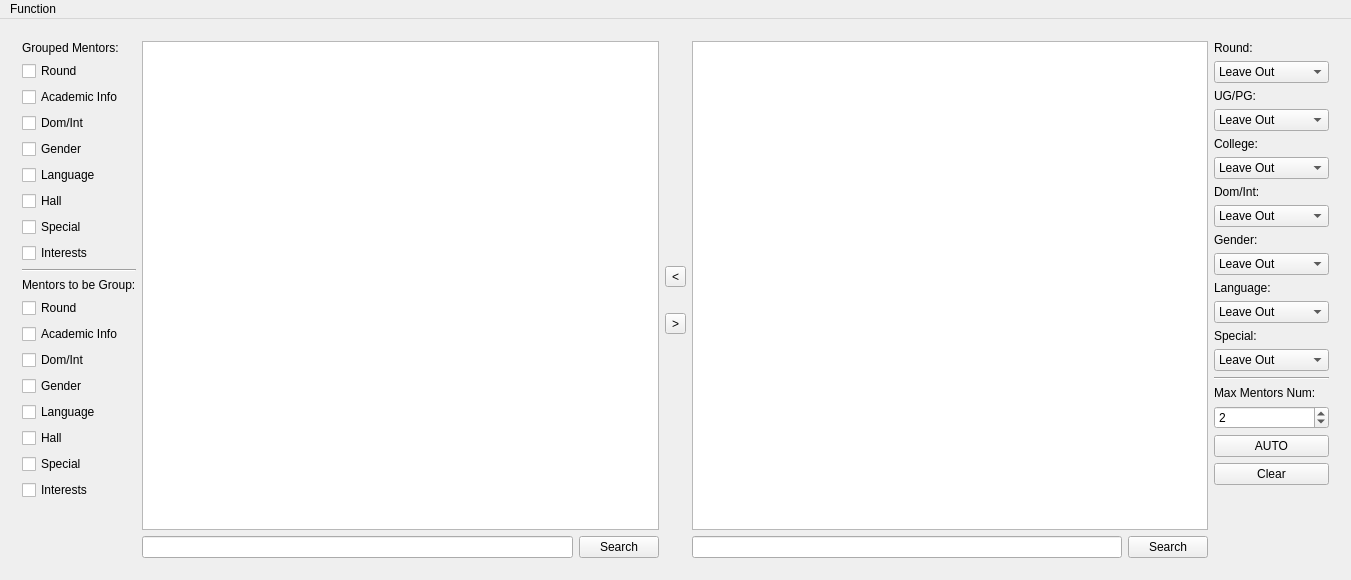
Before: the Qt Designer form Menters-and-Mentees-Matching-Program/mainwindow.ui in shuanglengyunji/Menters-and-Mentees-Matching-Program, drawn with Qt 5.
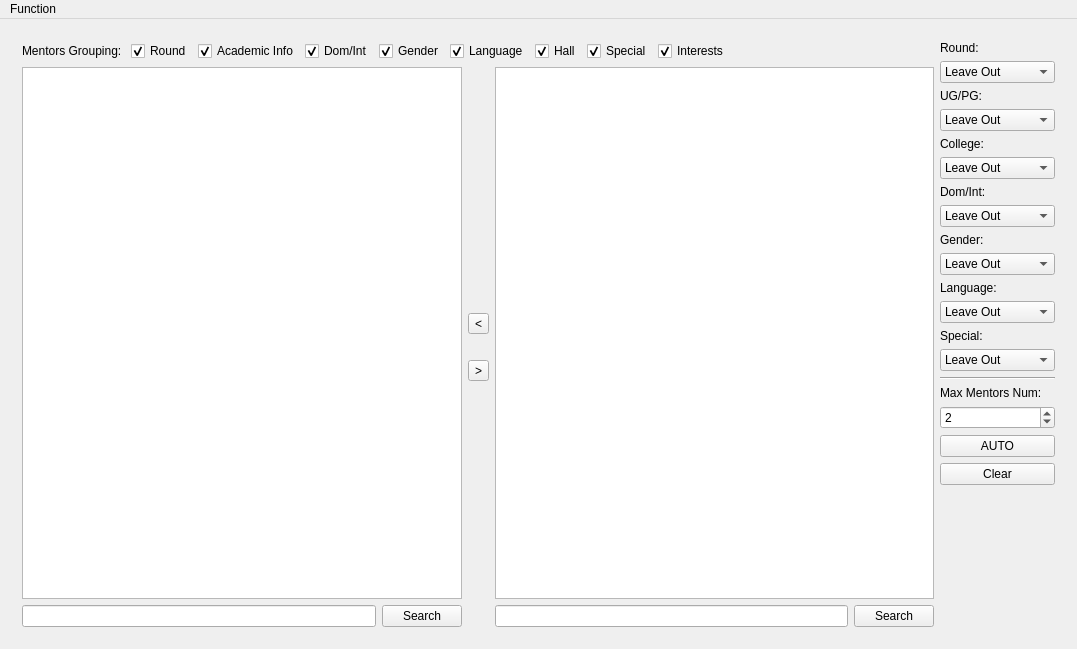
After: the same form once the commit is applied. Icons and pictures are not drawn.

Commit message: add hide function for group mentor

The edit to the form file:
```diff
--- a/Menters-and-Mentees-Matching-Program/mainwindow.ui
+++ b/Menters-and-Mentees-Matching-Program/mainwindow.ui
@@ -6,8 +6,8 @@
    <rect>
     <x>0</x>
     <y>0</y>
-    <width>1351</width>
-    <height>580</height>
+    <width>1077</width>
+    <height>649</height>
    </rect>
   </property>
   <property name="minimumSize">
@@ -475,155 +475,227 @@
         </widget>
         <widget class="QWidget" name="page_group_mentors">
          <layout class="QGridLayout" name="gridLayout_9">
-          <item row="0" column="5">
-           <layout class="QGridLayout" name="gridLayout_mentor_to_be_group">
-            <item row="3" column="0">
-             <layout class="QGridLayout" name="gridLayout_mentor_to_be_group_2">
-              <item row="0" column="0">
-               <widget class="QLineEdit" name="lineEdit_group_mentor_to_be_group_search"/>
+          <item row="0" column="3">
+           <layout class="QGridLayout" name="gridLayout_10">
+            <item row="0" column="0">
+             <layout class="QGridLayout" name="gridLayout_grouped_mentor_select">
+              <item row="1" column="6">
+               <widget class="QCheckBox" name="checkBox_group_mentor_hall">
+                <property name="text">
+                 <string>Hall</string>
+                </property>
+                <property name="checked">
+                 <bool>true</bool>
+                </property>
+               </widget>
               </item>
-              <item row="0" column="1">
-               <widget class="QPushButton" name="pushButton_group_mentor_to_be_group_search">
+              <item row="1" column="5">
+               <widget class="QCheckBox" name="checkBox_group_mentor_language">
                 <property name="text">
-                 <string>Search</string>
+                 <string>Language</string>
                 </property>
+                <property name="checked">
+                 <bool>true</bool>
+                </property>
                </widget>
               </item>
-             </layout>
-            </item>
-            <item row="2" column="0">
-             <widget class="QTableView" name="tableView_group_mentor_to_be_group"/>
-            </item>
-           </layout>
-          </item>
-          <item row="0" column="1">
-           <layout class="QGridLayout" name="gridLayout_grouped_mentor">
-            <item row="2" column="0">
-             <widget class="QTableView" name="tableView_group_mentor_grouped"/>
-            </item>
-            <item row="3" column="0">
-             <layout class="QGridLayout" name="gridLayout_grouped_mentor_search">
-              <item row="0" column="1">
-               <widget class="QPushButton" name="pushButton_group_mentor_grouped_search">
+              <item row="1" column="4">
+               <widget class="QCheckBox" name="checkBox_group_mentor_gender">
                 <property name="text">
-                 <string>Search</string>
+                 <string>Gender</string>
                 </property>
+                <property name="checked">
+                 <bool>true</bool>
+                </property>
                </widget>
               </item>
+              <item row="1" column="7">
+               <widget class="QCheckBox" name="checkBox_group_mentor_special">
+                <property name="text">
+                 <string>Special</string>
+                </property>
+                <property name="checked">
+                 <bool>true</bool>
+                </property>
+               </widget>
+              </item>
+              <item row="1" column="2">
+               <widget class="QCheckBox" name="checkBox_group_mentor_academic_info">
+                <property name="text">
+                 <string>Academic Info</string>
+                </property>
+                <property name="checked">
+                 <bool>true</bool>
+                </property>
+               </widget>
+              </item>
+              <item row="1" column="1">
+               <widget class="QCheckBox" name="checkBox_group_mentor_round">
+                <property name="text">
+                 <string>Round</string>
+                </property>
+                <property name="checked">
+                 <bool>true</bool>
+                </property>
+               </widget>
+              </item>
+              <item row="1" column="3">
+               <widget class="QCheckBox" name="checkBox_group_mentor_type">
+                <property name="text">
+                 <string>Dom/Int</string>
+                </property>
+                <property name="checked">
+                 <bool>true</bool>
+                </property>
+               </widget>
+              </item>
+              <item row="1" column="8">
+               <widget class="QCheckBox" name="checkBox_group_mentor_interests">
+                <property name="text">
+                 <string>Interests</string>
+                </property>
+                <property name="checked">
+                 <bool>true</bool>
+                </property>
+               </widget>
+              </item>
+              <item row="1" column="0">
+               <widget class="QLabel" name="label">
+                <property name="text">
+                 <string>Mentors Grouping: </string>
+                </property>
+               </widget>
+              </item>
+              <item row="1" column="9">
+               <spacer name="horizontalSpacer">
+                <property name="orientation">
+                 <enum>Qt::Horizontal</enum>
+                </property>
+                <property name="sizeHint" stdset="0">
+                 <size>
+                  <width>40</width>
+                  <height>20</height>
+                 </size>
+                </property>
+               </spacer>
+              </item>
+             </layout>
+            </item>
+            <item row="1" column="0">
+             <layout class="QGridLayout" name="gridLayout_6">
+              <item row="0" column="2">
+               <layout class="QGridLayout" name="gridLayout_mentor_to_be_group">
+                <item row="2" column="0">
+                 <widget class="QTableView" name="tableView_group_mentor_to_be_group"/>
+                </item>
+                <item row="3" column="0">
+                 <layout class="QGridLayout" name="gridLayout_mentor_to_be_group_2">
+                  <item row="0" column="0">
+                   <widget class="QLineEdit" name="lineEdit_group_mentor_to_be_group_search"/>
+                  </item>
+                  <item row="0" column="1">
+                   <widget class="QPushButton" name="pushButton_group_mentor_to_be_group_search">
+                    <property name="text">
+                     <string>Search</string>
+                    </property>
+                   </widget>
+                  </item>
+                 </layout>
+                </item>
+               </layout>
+              </item>
               <item row="0" column="0">
-               <widget class="QLineEdit" name="lineEdit_group_mentor_grouped_search"/>
+               <layout class="QGridLayout" name="gridLayout_grouped_mentor">
+                <item row="2" column="0">
+                 <widget class="QTableView" name="tableView_group_mentor_grouped"/>
+                </item>
+                <item row="3" column="0">
+                 <layout class="QGridLayout" name="gridLayout_grouped_mentor_search">
+                  <item row="0" column="1">
+                   <widget class="QPushButton" name="pushButton_group_mentor_grouped_search">
+                    <property name="text">
+                     <string>Search</string>
+                    </property>
+                   </widget>
+                  </item>
+                  <item row="0" column="0">
+                   <widget class="QLineEdit" name="lineEdit_group_mentor_grouped_search"/>
+                  </item>
+                 </layout>
+                </item>
+               </layout>
               </item>
+              <item row="0" column="1">
+               <layout class="QVBoxLayout" name="verticalLayout_left_and_right">
+                <item>
+                 <spacer name="verticalSpacer_above_left_and_right">
+                  <property name="orientation">
+                   <enum>Qt::Vertical</enum>
+                  </property>
+                  <property name="sizeHint" stdset="0">
+                   <size>
+                    <width>20</width>
+                    <height>40</height>
+                   </size>
+                  </property>
+                 </spacer>
+                </item>
+                <item>
+                 <widget class="QToolButton" name="toolButton_left">
+                  <property name="text">
+                   <string>&lt;</string>
+                  </property>
+                 </widget>
+                </item>
+                <item>
+                 <widget class="QLabel" name="label_between_left_and_right">
+                  <property name="text">
+                   <string/>
+                  </property>
+                 </widget>
+                </item>
+                <item>
+                 <widget class="QToolButton" name="toolButton_right">
+                  <property name="text">
+                   <string>&gt;</string>
+                  </property>
+                 </widget>
+                </item>
+                <item>
+                 <spacer name="verticalSpacer_under_left_and_right">
+                  <property name="orientation">
+                   <enum>Qt::Vertical</enum>
+                  </property>
+                  <property name="sizeHint" stdset="0">
+                   <size>
+                    <width>20</width>
+                    <height>40</height>
+                   </size>
+                  </property>
+                 </spacer>
+                </item>
+               </layout>
+              </item>
              </layout>
             </item>
            </layout>
           </item>
-          <item row="0" column="2">
-           <layout class="QVBoxLayout" name="verticalLayout_left_and_right">
-            <item>
-             <spacer name="verticalSpacer_above_left_and_right">
-              <property name="orientation">
-               <enum>Qt::Vertical</enum>
-              </property>
-              <property name="sizeHint" stdset="0">
-               <size>
-                <width>20</width>
-                <height>40</height>
-               </size>
-              </property>
-             </spacer>
-            </item>
-            <item>
-             <widget class="QToolButton" name="toolButton_left">
-              <property name="text">
-               <string>&lt;</string>
-              </property>
-             </widget>
-            </item>
-            <item>
-             <widget class="QLabel" name="label_between_left_and_right">
-              <property name="text">
-               <string/>
-              </property>
-             </widget>
-            </item>
-            <item>
-             <widget class="QToolButton" name="toolButton_right">
-              <property name="text">
-               <string>&gt;</string>
-              </property>
-             </widget>
-            </item>
-            <item>
-             <spacer name="verticalSpacer_under_left_and_right">
-              <property name="orientation">
-               <enum>Qt::Vertical</enum>
-              </property>
-              <property name="sizeHint" stdset="0">
-               <size>
-                <width>20</width>
-                <height>40</height>
-               </size>
-              </property>
-             </spacer>
-            </item>
-           </layout>
-          </item>
-          <item row="0" column="7">
+          <item row="0" column="8">
            <layout class="QGridLayout" name="gridLayout_mentor_control">
-            <item row="11" column="0">
-             <widget class="QComboBox" name="comboBox_mentor_gender">
-              <item>
-               <property name="text">
-                <string>Leave Out</string>
-               </property>
-              </item>
-              <item>
-               <property name="text">
-                <string>Must Be Same</string>
-               </property>
-              </item>
-              <item>
-               <property name="text">
-                <string>Hight Priority</string>
-               </property>
-              </item>
-              <item>
-               <property name="text">
-                <string>Medium Priority</string>
-               </property>
-              </item>
-              <item>
-               <property name="text">
-                <string>Low Priority</string>
-               </property>
-              </item>
-             </widget>
-            </item>
-            <item row="18" column="0">
-             <widget class="QSpinBox" name="spinBox_mentors_num">
-              <property name="minimum">
-               <number>1</number>
+            <item row="19" column="0">
+             <widget class="QPushButton" name="pushButton_mentor_auto">
+              <property name="text">
+               <string>AUTO</string>
               </property>
-              <property name="maximum">
-               <number>5</number>
-              </property>
-              <property name="value">
-               <number>2</number>
-              </property>
              </widget>
             </item>
-            <item row="7" column="0">
-             <widget class="QComboBox" name="comboBox_mentor_college">
+            <item row="13" column="0">
+             <widget class="QComboBox" name="comboBox_mentor_language">
               <item>
                <property name="text">
                 <string>Leave Out</string>
                </property>
               </item>
-              <item>
-               <property name="text">
-                <string>Must Be Same</string>
-               </property>
-              </item>
               <item>
                <property name="text">
                 <string>High Priority</string>
@@ -641,33 +713,6 @@
               </item>
              </widget>
             </item>
-            <item row="14" column="0">
-             <widget class="QLabel" name="label_mentor_special">
-              <property name="text">
-               <string>Special:</string>
-              </property>
-             </widget>
-            </item>
-            <item row="6" column="0">
-             <widget class="QLabel" name="label_mentor_college">
-              <property name="text">
-               <string>College:</string>
-              </property>
-             </widget>
-            </item>
-            <item row="21" column="0">
-             <spacer name="verticalSpacer_mentor_group">
-              <property name="orientation">
-               <enum>Qt::Vertical</enum>
-              </property>
-              <property name="sizeHint" stdset="0">
-               <size>
-                <width>20</width>
-                <height>40</height>
-               </size>
-              </property>
-             </spacer>
-            </item>
             <item row="8" column="0">
              <widget class="QLabel" name="label_mentor_type">
               <property name="text">
@@ -675,10 +720,17 @@
               </property>
              </widget>
             </item>
-            <item row="12" column="0">
-             <widget class="QLabel" name="label_mentor_language">
+            <item row="2" column="0">
+             <widget class="QLabel" name="label_mentor_round">
               <property name="text">
-               <string>Language:</string>
+               <string>Round:</string>
+              </property>
+             </widget>
+            </item>
+            <item row="6" column="0">
+             <widget class="QLabel" name="label_mentor_college">
+              <property name="text">
+               <string>College:</string>
               </property>
              </widget>
             </item>
@@ -711,75 +763,13 @@
               </item>
              </widget>
             </item>
-            <item row="17" column="0">
-             <widget class="QLabel" name="label_mentor_max_num">
+            <item row="14" column="0">
+             <widget class="QLabel" name="label_mentor_special">
               <property name="text">
-               <string>Max Mentors Num:</string>
+               <string>Special:</string>
               </property>
              </widget>
             </item>
-            <item row="10" column="0">
-             <widget class="QLabel" name="label_mentor_gender">
-              <property name="text">
-               <string>Gender:</string>
-              </property>
-             </widget>
-            </item>
-            <item row="13" column="0">
-             <widget class="QComboBox" name="comboBox_mentor_language">
-              <item>
-               <property name="text">
-                <string>Leave Out</string>
-               </property>
-              </item>
-              <item>
-               <property name="text">
-                <string>High Priority</string>
-               </property>
-              </item>
-              <item>
-               <property name="text">
-                <string>Medium Priority</string>
-               </property>
-              </item>
-              <item>
-               <property name="text">
-                <string>Low Priority</string>
-               </property>
-              </item>
-             </widget>
-            </item>
-            <item row="19" column="0">
-             <widget class="QPushButton" name="pushButton_mentor_auto">
-              <property name="text">
-               <string>AUTO</string>
-              </property>
-             </widget>
-            </item>
-            <item row="15" column="0">
-             <widget class="QComboBox" name="comboBox_mentor_special">
-              <item>
-               <property name="text">
-                <string>Leave Out</string>
-               </property>
-              </item>
-              <item>
-               <property name="text">
-                <string>High Priority</string>
-               </property>
-              </item>
-              <item>
-               <property name="text">
-                <string>Medium Priority</string>
-               </property>
-              </item>
-              <item>
-               <property name="text">
-                <string>Low Priority</string>
-               </property>
-              </item>
-             </widget>
-            </item>
             <item row="4" column="0">
              <widget class="QLabel" name="label_mentor_academic_level">
               <property name="text">
@@ -816,6 +806,142 @@
               </item>
              </widget>
             </item>
+            <item row="10" column="0">
+             <widget class="QLabel" name="label_mentor_gender">
+              <property name="text">
+               <string>Gender:</string>
+              </property>
+             </widget>
+            </item>
+            <item row="7" column="0">
+             <widget class="QComboBox" name="comboBox_mentor_college">
+              <item>
+               <property name="text">
+                <string>Leave Out</string>
+               </property>
+              </item>
+              <item>
+               <property name="text">
+                <string>Must Be Same</string>
+               </property>
+              </item>
+              <item>
+               <property name="text">
+                <string>High Priority</string>
+               </property>
+              </item>
+              <item>
+               <property name="text">
+                <string>Medium Priority</string>
+               </property>
+              </item>
+              <item>
+               <property name="text">
+                <string>Low Priority</string>
+               </property>
+              </item>
+             </widget>
+            </item>
+            <item row="15" column="0">
+             <widget class="QComboBox" name="comboBox_mentor_special">
+              <item>
+               <property name="text">
+                <string>Leave Out</string>
+               </property>
+              </item>
+              <item>
+               <property name="text">
+                <string>High Priority</string>
+               </property>
+              </item>
+              <item>
+               <property name="text">
+                <string>Medium Priority</string>
+               </property>
+              </item>
+              <item>
+               <property name="text">
+                <string>Low Priority</string>
+               </property>
+              </item>
+             </widget>
+            </item>
+            <item row="17" column="0">
+             <widget class="QLabel" name="label_mentor_max_num">
+              <property name="text">
+               <string>Max Mentors Num:</string>
+              </property>
+             </widget>
+            </item>
+            <item row="18" column="0">
+             <widget class="QSpinBox" name="spinBox_mentors_num">
+              <property name="minimum">
+               <number>1</number>
+              </property>
+              <property name="maximum">
+               <number>5</number>
+              </property>
+              <property name="value">
+               <number>2</number>
+              </property>
+             </widget>
+            </item>
+            <item row="20" column="0">
+             <widget class="QPushButton" name="pushButton_mentor_clear">
+              <property name="text">
+               <string>Clear</string>
+              </property>
+             </widget>
+            </item>
+            <item row="21" column="0">
+             <spacer name="verticalSpacer_mentor_group">
+              <property name="orientation">
+               <enum>Qt::Vertical</enum>
+              </property>
+              <property name="sizeHint" stdset="0">
+               <size>
+                <width>20</width>
+                <height>40</height>
+               </size>
+              </property>
+             </spacer>
+            </item>
+            <item row="11" column="0">
+             <widget class="QComboBox" name="comboBox_mentor_gender">
+              <item>
+               <property name="text">
+                <string>Leave Out</string>
+               </property>
+              </item>
+              <item>
+               <property name="text">
+                <string>Must Be Same</string>
+               </property>
+              </item>
+              <item>
+               <property name="text">
+                <string>Hight Priority</string>
+               </property>
+              </item>
+              <item>
+               <property name="text">
+                <string>Medium Priority</string>
+               </property>
+              </item>
+              <item>
+               <property name="text">
+                <string>Low Priority</string>
+               </property>
+              </item>
+             </widget>
+            </item>
+            <item row="12" column="0">
+             <widget class="QLabel" name="label_mentor_language">
+              <property name="text">
+               <string>Language:</string>
+              </property>
+             </widget>
+            </item>
             <item row="16" column="0">
              <widget class="Line" name="line_mentor_group">
               <property name="orientation">
@@ -852,170 +978,6 @@
               </item>
              </widget>
             </item>
-            <item row="2" column="0">
-             <widget class="QLabel" name="label_mentor_round">
-              <property name="text">
-               <string>Round:</string>
-              </property>
-             </widget>
-            </item>
-            <item row="20" column="0">
-             <widget class="QPushButton" name="pushButton_mentor_clear">
-              <property name="text">
-               <string>Clear</string>
-              </property>
-             </widget>
-            </item>
-           </layout>
-          </item>
-          <item row="0" column="0">
-           <layout class="QGridLayout" name="gridLayout_grouped_mentor_select">
-            <item row="8" column="1">
-             <widget class="QCheckBox" name="checkBox_group_mentor_grouped_interests">
-              <property name="text">
-               <string>Interests</string>
-              </property>
-             </widget>
-            </item>
-            <item row="7" column="1">
-             <widget class="QCheckBox" name="checkBox_group_mentor_grouped_special">
-              <property name="text">
-               <string>Special</string>
-              </property>
-             </widget>
-            </item>
-            <item row="19" column="1">
-             <spacer name="verticalSpacer_2">
-              <property name="orientation">
-               <enum>Qt::Vertical</enum>
-              </property>
-              <property name="sizeHint" stdset="0">
-               <size>
-                <width>20</width>
-                <height>40</height>
-               </size>
-              </property>
-             </spacer>
-            </item>
-            <item row="13" column="1">
-             <widget class="QCheckBox" name="checkBox_group_mentor_to_be_grouped_type">
-              <property name="text">
-               <string>Dom/Int</string>
-              </property>
-             </widget>
-            </item>
-            <item row="14" column="1">
-             <widget class="QCheckBox" name="checkBox_group_mentor_to_be_grouped_gender">
-              <property name="text">
-               <string>Gender</string>
-              </property>
-             </widget>
-            </item>
-            <item row="18" column="1">
-             <widget class="QCheckBox" name="checkBox_group_mentor_to_be_grouped_interests">
-              <property name="text">
-               <string>Interests</string>
-              </property>
-             </widget>
-            </item>
-            <item row="4" column="1">
-             <widget class="QCheckBox" name="checkBox_group_mentor_grouped_gender">
-              <property name="text">
-               <string>Gender</string>
-              </property>
-             </widget>
-            </item>
-            <item row="6" column="1">
-             <widget class="QCheckBox" name="checkBox_group_mentor_grouped_hall">
-              <property name="text">
-               <string>Hall</string>
-              </property>
-             </widget>
-            </item>
-            <item row="5" column="1">
-             <widget class="QCheckBox" name="checkBox_group_mentor_grouped_language">
-              <property name="text">
-               <string>Language</string>
-              </property>
-             </widget>
-            </item>
-            <item row="12" column="1">
-             <widget class="QCheckBox" name="checkBox_group_mentor_to_be_grouped_academic_info">
-              <property name="text">
-               <string>Academic Info</string>
-              </property>
-             </widget>
-            </item>
-            <item row="0" column="1">
-             <widget class="QLabel" name="label">
-              <property name="text">
-               <string>Grouped Mentors:</string>
-              </property>
-             </widget>
-            </item>
-            <item row="10" column="1">
-             <widget class="QLabel" name="label_2">
-              <property name="text">
-               <string>Mentors to be Group:</string>
-              </property>
-             </widget>
-            </item>
-            <item row="15" column="1">
-             <widget class="QCheckBox" name="checkBox_group_mentor_to_be_grouped_language">
-              <property name="text">
-               <string>Language</string>
-              </property>
-             </widget>
-            </item>
-            <item row="1" column="1">
-             <widget class="QCheckBox" name="checkBox_group_mentor_grouped_round">
-              <property name="text">
-               <string>Round</string>
-              </property>
-             </widget>
-            </item>
-            <item row="3" column="1">
-             <widget class="QCheckBox" name="checkBox_group_mentor_grouped_type">
-              <property name="text">
-               <string>Dom/Int</string>
-              </property>
-             </widget>
-            </item>
-            <item row="2" column="1">
-             <widget class="QCheckBox" name="checkBox_group_mentor_grouped_academic_info">
-              <property name="text">
-               <string>Academic Info</string>
-              </property>
-             </widget>
-            </item>
-            <item row="17" column="1">
-             <widget class="QCheckBox" name="checkBox_group_mentor_to_be_grouped_special">
-              <property name="text">
-               <string>Special</string>
-              </property>
-             </widget>
-            </item>
-            <item row="11" column="1">
-             <widget class="QCheckBox" name="checkBox_group_mentor_to_be_grouped_round">
-              <property name="text">
-               <string>Round</string>
-              </property>
-             </widget>
-            </item>
-            <item row="16" column="1">
-             <widget class="QCheckBox" name="checkBox_group_mentor_to_be_grouped_hall">
-              <property name="text">
-               <string>Hall</string>
-              </property>
-             </widget>
-            </item>
-            <item row="9" column="1">
-             <widget class="Line" name="line_4">
-              <property name="orientation">
-               <enum>Qt::Horizontal</enum>
-              </property>
-             </widget>
-            </item>
            </layout>
           </item>
          </layout>
@@ -1334,13 +1296,6 @@
               </property>
              </widget>
             </item>
-            <item>
-             <widget class="QPushButton" name="pushButton_Refresh">
-              <property name="text">
-               <string>Refresh</string>
-              </property>
-             </widget>
-            </item>
             <item>
              <widget class="QPushButton" name="pushButton_Clear">
               <property name="text">
@@ -1376,8 +1331,8 @@
     <rect>
      <x>0</x>
      <y>0</y>
-     <width>1351</width>
-     <height>21</height>
+     <width>1077</width>
+     <height>26</height>
     </rect>
    </property>
    <widget class="QMenu" name="menuFunction">
```
The commit also changes 7 other files.
